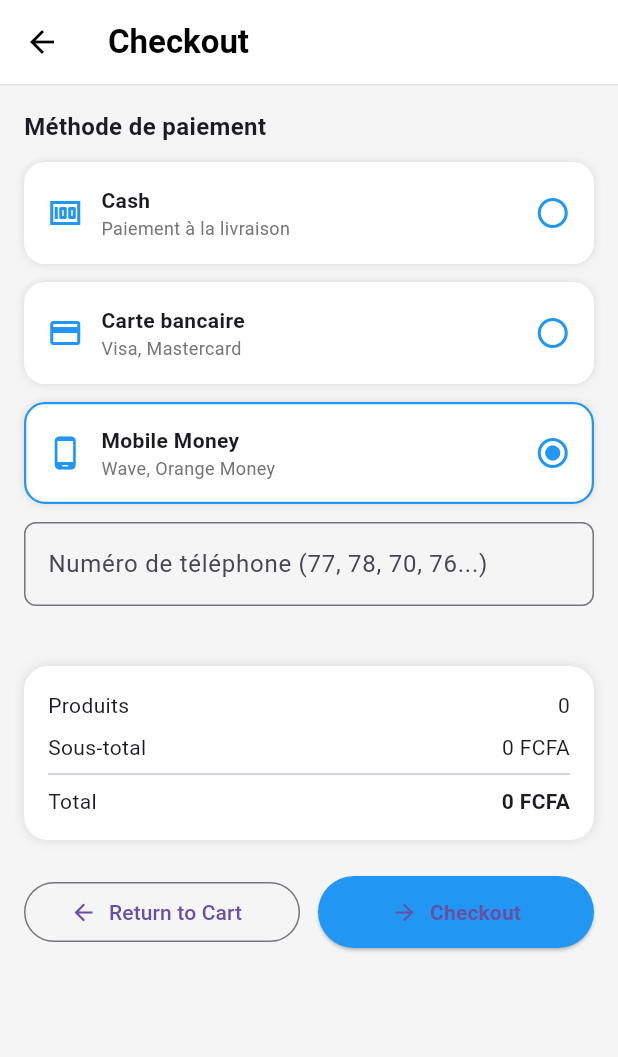
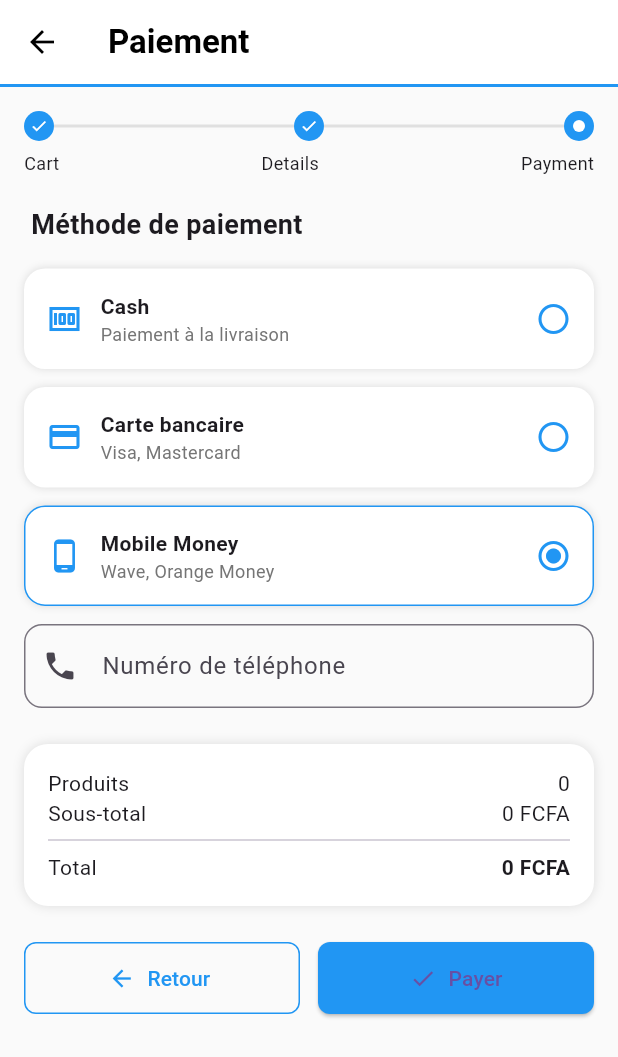
Before and after one commit to bibsbadji/appli_mobile, a Flutter app: the PaymentPage screen opened directly, after a tap on "Cash", after a tap on "Carte bancaire", after a tap on "Mobile Money", on a phone screen of 412 x 824 dp. Shown: the top 1057 px of the screen. Run offline on Flutter 3.47's test engine with Material 3 defaults, Android fonts, the phone set to English and light mode, and no system bars.

Commit message:
final commit

```diff
--- a/lib/src/ui/screens/home/home.dart
+++ b/lib/src/ui/screens/home/home.dart
@@ -286,7 +286,7 @@ class _HomeState extends State<Home> {
     return FloatingActionButton.extended(
       backgroundColor: Colors.blue,
       icon: const Icon(Icons.chat_bubble_outline, color: Colors.white),
-      label: const Text('Ask Now', style: TextStyle(color: Colors.white),),
+      label: const Text('Question?', style: TextStyle(color: Colors.white),),
       onPressed: () {},
     );
   }
--- a/lib/src/ui/screens/supply/cart_page.dart
+++ b/lib/src/ui/screens/supply/cart_page.dart
@@ -24,7 +24,7 @@ class _CartPageState extends State<CartPage> {
     return Scaffold(
       backgroundColor: Colors.grey[50],
       appBar: AppBar(
-        title: const Text('My Cart', style: TextStyle(color: Colors.black)),
+        title: const Text('Panier', style: TextStyle(color: Colors.black, fontWeight: FontWeight.bold)),
         backgroundColor: Colors.white,
         elevation: 0,
         iconTheme: const IconThemeData(color: Colors.black),
@@ -81,9 +81,9 @@ class _CartPageState extends State<CartPage> {
         const Row(
           mainAxisAlignment: MainAxisAlignment.spaceBetween,
           children: [
-            Text('Stopping Cart', style: TextStyle(fontSize: 12)),
-            Text('Checkout Details', style: TextStyle(fontSize: 12)),
-            Text('Payment', style: TextStyle(fontSize: 12)),
+            Text('Panier', style: TextStyle(fontSize: 12)),
+            Text(' Details', style: TextStyle(fontSize: 12)),
+            Text('Paiement', style: TextStyle(fontSize: 12)),
           ],
         ),
       ],
@@ -228,7 +228,7 @@ class _CartPageState extends State<CartPage> {
           child: OutlinedButton.icon(
             onPressed: () => Navigator.pop(context),
             icon: const Icon(Icons.arrow_back, color: Colors.blue),
-            label: const Text('Return to Shop',
+            label: const Text('Retour au magasin',
                 style: TextStyle(color: Colors.blue)),
             style: OutlinedButton.styleFrom(
               side: const BorderSide(color: Colors.blue),
@@ -239,13 +239,15 @@ class _CartPageState extends State<CartPage> {
             ),
           ),
         ),
+        const SizedBox(width: 12),
+
         Expanded(
           child: ElevatedButton.icon(
             onPressed: () {
               Navigator.pushNamed(context, checkout);
             },
             icon: const Icon(Icons.arrow_forward, color: Colors.white),
-            label: const Text('Continue to Checkout',
+            label: const Text('Continuer au details',
                 style: TextStyle(color: Colors.white)),
             style: ElevatedButton.styleFrom(
               backgroundColor: Colors.blue,
--- a/lib/src/ui/screens/supply/checkout_details_page.dart
+++ b/lib/src/ui/screens/supply/checkout_details_page.dart
@@ -38,7 +38,7 @@ class _CheckoutDetailsPageState extends State<CheckoutDetailsPage> {
     return Scaffold(
       backgroundColor: Colors.grey[50],
       appBar: AppBar(
-        title: const Text('Checkout', style: TextStyle(color: Colors.black)),
+        title: const Text('Détails', style: TextStyle(color: Colors.black, fontWeight: FontWeight.bold)),
         backgroundColor: Colors.white,
         elevation: 0,
         iconTheme: const IconThemeData(color: Colors.black),
@@ -58,7 +58,7 @@ class _CheckoutDetailsPageState extends State<CheckoutDetailsPage> {
                 _stepper(),
                 const SizedBox(height: 20),
                 const Text(
-                  'Checkout Details',
+                  ' Informations de livraison',
                   style: TextStyle(fontSize: 18, fontWeight: FontWeight.bold),
                 ),
                 const SizedBox(height: 16),
@@ -67,47 +67,47 @@ class _CheckoutDetailsPageState extends State<CheckoutDetailsPage> {
                 // Exemple pour tous les champs
                 TextInput(
                   controller: countryCtrl,
-                  labelText: 'Country',
+                  labelText: 'Pays/Région',
                   suffixIcon: const Icon(Icons.keyboard_arrow_down),
                   borderColor: Colors.blue, // <- couleur personnalisée
                 ),
                 const SizedBox(height: 12),
                 TextInput(
                   controller: firstNameCtrl,
-                  labelText: 'First name',
+                  labelText: 'Prénom',
                   validator: _required,
                   borderColor: Colors.blue, // <- ici aussi
                 ),
                 const SizedBox(height: 12),
                 TextInput(
                   controller: lastNameCtrl,
-                  labelText: 'Last name',
+                  labelText: 'Nom',
                   validator: _required,
                   borderColor: Colors.blue,
                 ),
                 const SizedBox(height: 12),
                 TextInput(
                   controller: addressCtrl,
-                  labelText: 'Address',
+                  labelText: 'Adresse',
                   validator: _required,
                   borderColor: Colors.blue,
                 ),
                 const SizedBox(height: 12),
                 TextInput(
                   controller: cityCtrl,
-                  labelText: 'City',
+                  labelText: 'Ville',
                   validator: _required,
                   borderColor: Colors.blue,
                 ),
                 const SizedBox(height: 12),
                 TextInput(
-                  labelText: 'Postal code',
+                  labelText: 'Code postal',
                   borderColor: Colors.blue,
                 ),
                 const SizedBox(height: 12),
                 TextInput(
                   controller: phoneCtrl,
-                  labelText: 'Phone',
+                  labelText: 'Numero de téléphone',
 
                   validator: _required,
                   borderColor: Colors.blue,
@@ -125,7 +125,7 @@ class _CheckoutDetailsPageState extends State<CheckoutDetailsPage> {
                       onChanged: (v) => setState(() => saveInfo = v ?? false),
                     ),
                     const Expanded(
-                      child: Text('Save this information for next time'),
+                      child: Text('Enregistrer ces informations pour la prochaine fois'),
                     ),
                   ],
                 ),
@@ -138,7 +138,7 @@ class _CheckoutDetailsPageState extends State<CheckoutDetailsPage> {
                       child: OutlinedButton.icon(
                         onPressed: () => Navigator.pop(context),
                         icon: const Icon(Icons.arrow_back, color: Colors.blue),
-                        label: const Text('Return to Cart', style: TextStyle(color: Colors.blue)),
+                        label: const Text('Retour au panier', style: TextStyle(color: Colors.blue)),
                         style: OutlinedButton.styleFrom(
                           side: const BorderSide(color: Colors.blue),
                           padding: const EdgeInsets.symmetric(vertical: 14),
@@ -155,7 +155,7 @@ class _CheckoutDetailsPageState extends State<CheckoutDetailsPage> {
                           }
                         },
                         icon: const Icon(Icons.arrow_forward, color: Colors.white),
-                        label: const Text('Continue to Payment', style: TextStyle(color: Colors.white)),
+                        label: const Text('Continuer au paiement', style: TextStyle(color: Colors.white)),
                         style: ElevatedButton.styleFrom(
                           backgroundColor: Colors.blue,
                           padding: const EdgeInsets.symmetric(vertical: 14),
@@ -176,7 +176,7 @@ class _CheckoutDetailsPageState extends State<CheckoutDetailsPage> {
   // ================= HELPERS =================
   static String? _required(String? value) {
     if (value == null || value.trim().isEmpty) {
-      return 'This field is required';
+      return 'Ce champ est requis';
     }
     return null;
   }
@@ -198,9 +198,9 @@ class _CheckoutDetailsPageState extends State<CheckoutDetailsPage> {
         const Row(
           mainAxisAlignment: MainAxisAlignment.spaceBetween,
           children: [
-            Text('Shopping Cart', style: TextStyle(fontSize: 12)),
-            Text('Checkout Details', style: TextStyle(fontSize: 12)),
-            Text('Payment', style: TextStyle(fontSize: 12)),
+            Text('Panier', style: TextStyle(fontSize: 12)),
+            Text(' Details', style: TextStyle(fontSize: 12)),
+            Text('Paiement', style: TextStyle(fontSize: 12)),
           ],
         ),
       ],
--- a/lib/src/ui/screens/supply/payment_page.dart
+++ b/lib/src/ui/screens/supply/payment_page.dart
@@ -1,5 +1,5 @@
 import 'package:flutter/material.dart';
-import '../supply/supply.dart'; // CartData, CartItem, Product
+import '../supply/supply.dart';
 
 enum PaymentMethod { cash, card, mobile }
 
@@ -13,7 +13,6 @@ class PaymentPage extends StatefulWidget {
 class _PaymentPageState extends State<PaymentPage> {
   PaymentMethod? selectedMethod;
 
-  // Controllers
   final _cardFormKey = GlobalKey<FormState>();
   final _cardNameCtrl = TextEditingController();
   final _cardNumberCtrl = TextEditingController();
@@ -35,60 +34,61 @@ class _PaymentPageState extends State<PaymentPage> {
     super.dispose();
   }
 
-  // ================= TOTAL =================
-  int get subtotal {
-    return CartData.items.fold(
-      0,
-      (sum, item) => sum + item.product.price * item.quantity,
-    );
-  }
+  int get subtotal =>
+      CartData.items.fold(0, (s, i) => s + i.product.price * i.quantity);
 
   int get total => subtotal - (subtotal * discount ~/ 100);
 
-  String get paymentLabel {
-    switch (selectedMethod) {
-      case PaymentMethod.cash:
-        return 'Cash';
-      case PaymentMethod.card:
-        return 'Carte bancaire';
-      case PaymentMethod.mobile:
-        return 'Mobile Money';
-      default:
-        return '';
-    }
-  }
-
   @override
   Widget build(BuildContext context) {
+    final primary = Colors.blue;
+
     return Scaffold(
-
-      backgroundColor: Colors.grey[100],
-      appBar: _appBar(),
+      backgroundColor: Colors.grey[50],
+      appBar: AppBar(
+        backgroundColor: Colors.white,
+        elevation: 0,
+        title: const Text(
+          'Paiement',
+          style: TextStyle(color: Colors.black, fontWeight: FontWeight.bold),
+        ),
+        iconTheme: const IconThemeData(color: Colors.black),
+        bottom: PreferredSize(
+          preferredSize: const Size.fromHeight(2),
+          child: Container(height: 2, color: primary),
+        ),
+      ),
       body: SafeArea(
         child: SingleChildScrollView(
           padding: const EdgeInsets.all(16),
           child: Column(
             crossAxisAlignment: CrossAxisAlignment.start,
             children: [
+              _stepper(primary),
+              const SizedBox(height: 20),
+
               const Text(
-                'Méthode de paiement',
-                style: TextStyle(fontSize: 16, fontWeight: FontWeight.bold),
+                ' Méthode de paiement',
+                style: TextStyle(fontSize: 18, fontWeight: FontWeight.bold),
               ),
-              const SizedBox(height: 12),
+              const SizedBox(height: 16),
 
               _paymentMethod(
+                primary,
                 icon: Icons.money,
                 title: 'Cash',
                 subtitle: 'Paiement à la livraison',
                 value: PaymentMethod.cash,
               ),
               _paymentMethod(
+                primary,
                 icon: Icons.credit_card,
                 title: 'Carte bancaire',
                 subtitle: 'Visa, Mastercard',
                 value: PaymentMethod.card,
               ),
               _paymentMethod(
+                primary,
                 icon: Icons.phone_android,
                 title: 'Mobile Money',
                 subtitle: 'Wave, Orange Money',
@@ -96,41 +96,39 @@ class _PaymentPageState extends State<PaymentPage> {
               ),
 
               if (selectedMethod == PaymentMethod.mobile)
-                _textField(
-                  _phoneCtrl,
-                  'Numéro de téléphone (77, 78, 70, 76...)',
-                  TextInputType.phone,
-                ),
-              const SizedBox(height: 16),
-              if (selectedMethod == PaymentMethod.card) _cardForm(),
+                _input(_phoneCtrl, 'Numéro de téléphone', Icons.phone),
+
+              if (selectedMethod == PaymentMethod.card) _cardForm(primary),
 
               const SizedBox(height: 24),
-              _summaryCard(),
+              _summary(primary),
+
               const SizedBox(height: 24),
-
               Row(
                 children: [
                   Expanded(
                     child: OutlinedButton.icon(
                       onPressed: () => Navigator.pop(context),
-                      icon: const Icon(Icons.arrow_back),
-                      label: const Text('Return to Cart'),
+                      icon: const Icon(Icons.arrow_back, color: Colors.blue),
+                      label: const Text('Retour ', style: TextStyle(color: Colors.blue)),
+                      style: OutlinedButton.styleFrom(
+                        side: const BorderSide(color: Colors.blue),
+                        padding: const EdgeInsets.symmetric(vertical: 14),
+                        shape: RoundedRectangleBorder(borderRadius: BorderRadius.circular(8)),
+                      ),
                     ),
                   ),
                   const SizedBox(width: 12),
                   Expanded(
                     child: ElevatedButton.icon(
-                      onPressed: selectedMethod == null
-                          ? null
-                          : _validateAndPay,
-                      icon: const Icon(Icons.arrow_forward),
-                      label: const Text(
-                        'Checkout',
-                        style: TextStyle(fontWeight: FontWeight.bold),
-                      ),
+                      onPressed:
+                      selectedMethod == null ? null : _validateAndPay,
+                      icon: const Icon(Icons.check),
+                      label: const Text('Payer'),
                       style: ElevatedButton.styleFrom(
                         backgroundColor: Colors.blue,
                         padding: const EdgeInsets.symmetric(vertical: 14),
+                        shape: RoundedRectangleBorder(borderRadius: BorderRadius.circular(8)),
                       ),
                     ),
                   ),
@@ -143,83 +141,87 @@ class _PaymentPageState extends State<PaymentPage> {
     );
   }
 
-  // ================= APPBAR =================
-  AppBar _appBar() => AppBar(
-    title: const Text(
-      'Checkout',
-      style: TextStyle(color: Colors.black, fontWeight: FontWeight.bold),
-    ),
-    backgroundColor: Colors.white,
-    elevation: 0,
-    iconTheme: const IconThemeData(color: Colors.black),
-    bottom: PreferredSize(
-      preferredSize: const Size.fromHeight(1),
-      child: Container(height: 1, color: Colors.grey[300]),
-    ),
-  );
-
-  // ================= CARD FORM =================
-  Widget _cardForm() {
-    return Padding(
-      padding: const EdgeInsets.symmetric(vertical: 16),
-      child: Form(
-        key: _cardFormKey,
-        child: Column(
+  // ================= STEPPER =================
+  Widget _stepper(Color primary) {
+    return Column(
       children: [
-            _textField(_cardNameCtrl, 'Nom sur la carte', TextInputType.text),
-            const SizedBox(height: 12),
-
-            _textField(
-              _cardNumberCtrl,
-              'Numéro de carte',
-              TextInputType.number,
-              minLength: 16,
-            ),
-            const SizedBox(height: 12),
-
         Row(
           children: [
+            _circle(primary, done: true),
+            _line(),
+            _circle(primary, done: true),
+            _line(),
+            _circle(primary, active: true),
+          ],
+        ),
+        const SizedBox(height: 6),
+        const Row(
+          mainAxisAlignment: MainAxisAlignment.spaceBetween,
+          children: [
+            Text('Cart', style: TextStyle(fontSize: 12)),
+            Text('Details', style: TextStyle(fontSize: 12)),
+            Text('Payment', style: TextStyle(fontSize: 12)),
+          ],
+        ),
+      ],
+    );
+  }
+
+  Widget _circle(Color primary, {bool active = false, bool done = false}) {
+    return CircleAvatar(
+      radius: 10,
+      backgroundColor: active || done ? primary : Colors.grey.shade300,
+      child: done
+          ? const Icon(Icons.check, size: 12, color: Colors.white)
+          : active
+          ? const CircleAvatar(radius: 4, backgroundColor: Colors.white)
+          : null,
+    );
+  }
+
+  Widget _line() =>
+      Expanded(child: Container(height: 2, color: Colors.grey.shade300));
+
+  // ================= PAYMENT METHOD =================
+  Widget _paymentMethod(
+      Color primary, {
+        required IconData icon,
+        required String title,
+        required String subtitle,
+        required PaymentMethod value,
+      }) {
+    final selected = selectedMethod == value;
+
+    return GestureDetector(
+      onTap: () => setState(() => selectedMethod = value),
+      child: Container(
+        margin: const EdgeInsets.only(bottom: 12),
+        padding: const EdgeInsets.all(14),
+        decoration: BoxDecoration(
+          color: Colors.white,
+          borderRadius: BorderRadius.circular(14),
+          border: Border.all(color: selected ? primary : Colors.transparent),
+          boxShadow: const [BoxShadow(color: Colors.black12, blurRadius: 4)],
+        ),
+        child: Row(
+          children: [
+            Icon(icon, color: primary),
+            const SizedBox(width: 12),
             Expanded(
-                  child: _textField(
-                    _expiryCtrl,
-                    'MM/AA',
-                    TextInputType.datetime,
-                    minLength: 4,
+              child: Column(
+                crossAxisAlignment: CrossAxisAlignment.start,
+                children: [
+                  Text(title, style: const TextStyle(fontWeight: FontWeight.bold)),
+                  Text(subtitle,
+                      style: TextStyle(color: Colors.grey[600], fontSize: 12)),
+                ],
               ),
             ),
-                const SizedBox(width: 12),
-                Expanded(
-                  child: _textField(
-                    _cvvCtrl,
-                    'CVV',
-                    TextInputType.number,
-                    minLength: 3,
-                  ),
-                ),
-              ],
-            ),
-
-            const SizedBox(height: 12),
-
-            Row(
-              children: [
-                Expanded(
-                  child: _textField(
-                    _discountCtrl,
-                    'Discount Code',
-                    TextInputType.text,
-                    minLength: 3,
-                  ),
-                ),
-                const SizedBox(width: 12),
-                SizedBox(
-                  height: 48,
-                  child: ElevatedButton(
-                    onPressed: _applyDiscount,
-                    child: const Text('Apply'),
-                  ),
-                ),
-              ],
+            Icon(
+              selected
+                  ? Icons.radio_button_checked
+                  : Icons.radio_button_off,
+              color: primary,
             ),
           ],
         ),
@@ -227,8 +229,52 @@ class _PaymentPageState extends State<PaymentPage> {
     );
   }
 
+  // ================= CARD FORM =================
+  Widget _cardForm(Color primary) {
+    return Column(
+      children: [
+        _input(_cardNameCtrl, 'Nom sur la carte', Icons.person),
+        const SizedBox(height: 12),
+        _input(_cardNumberCtrl, 'Numéro de carte', Icons.credit_card),
+        const SizedBox(height: 12),
+        Row(
+          children: [
+            Expanded(child: _input(_expiryCtrl, 'MM/AA', Icons.date_range)),
+            const SizedBox(width: 12),
+            Expanded(child: _input(_cvvCtrl, 'CVV', Icons.lock)),
+          ],
+        ),
+        const SizedBox(height: 12),
+        Row(
+          children: [
+            Expanded(child: _input(_discountCtrl, 'Code promo', Icons.discount)),
+            const SizedBox(width: 12),
+            ElevatedButton(
+              onPressed: _applyDiscount,
+              style: ElevatedButton.styleFrom(backgroundColor: primary),
+              child: const Text('Apply'),
+            ),
+          ],
+        ),
+      ],
+    );
+  }
+
+  // ================= INPUT =================
+  Widget _input(
+      TextEditingController ctrl, String label, IconData icon) {
+    return TextFormField(
+      controller: ctrl,
+      decoration: InputDecoration(
+        labelText: label,
+        prefixIcon: Icon(icon),
+        border: OutlineInputBorder(borderRadius: BorderRadius.circular(12)),
+      ),
+    );
+  }
+
   // ================= SUMMARY =================
-  Widget _summaryCard() {
+  Widget _summary(Color primary) {
     return Container(
       padding: const EdgeInsets.all(16),
       decoration: BoxDecoration(
@@ -238,84 +284,43 @@ class _PaymentPageState extends State<PaymentPage> {
       ),
       child: Column(
         children: [
-          _SummaryRow('Produits', CartData.items.length.toString()),
-          const SizedBox(height: 8),
-          _SummaryRow('Sous-total', '$subtotal FCFA'),
-          if (discount > 0) _SummaryRow('Réduction', '-$discount%'),
+          _row('Produits', CartData.items.length.toString()),
+          _row('Sous-total', '$subtotal FCFA'),
+          if (discount > 0) _row('Réduction', '-$discount%'),
           const Divider(),
-          _SummaryRow('Total', '$total FCFA', bold: true),
+          _row('Total', '$total FCFA', bold: true),
         ],
       ),
     );
   }
 
-  // ================= PAYMENT METHOD =================
-  Widget _paymentMethod({
-    required IconData icon,
-    required String title,
-    required String subtitle,
-    required PaymentMethod value,
-  }) {
-    final isSelected = selectedMethod == value;
-
-    return GestureDetector(
-      onTap: () => setState(() => selectedMethod = value),
-      child: Container(
-        margin: const EdgeInsets.only(bottom: 12),
-        padding: const EdgeInsets.all(14),
-        decoration: BoxDecoration(
-          color: Colors.white,
-          borderRadius: BorderRadius.circular(14),
-          border: Border.all(
-            color: isSelected ? Colors.blue : Colors.transparent,
-            width: 1.5,
-          ),
-          boxShadow: const [BoxShadow(color: Colors.black12, blurRadius: 4)],
-        ),
-        child: Row(
+  Widget _row(String l, String v, {bool bold = false}) {
+    return Row(
+      mainAxisAlignment: MainAxisAlignment.spaceBetween,
       children: [
-            Icon(icon, color: Colors.blue),
-            const SizedBox(width: 12),
-            Expanded(
-              child: Column(
-                crossAxisAlignment: CrossAxisAlignment.start,
-                children: [
-                  Text(
-                    title,
-                    style: const TextStyle(fontWeight: FontWeight.bold),
-                  ),
-                  Text(
-                    subtitle,
-                    style: TextStyle(color: Colors.grey[600], fontSize: 12),
-                  ),
+        Text(l),
+        Text(v,
+            style: TextStyle(fontWeight: bold ? FontWeight.bold : null)),
       ],
-              ),
-            ),
-            Icon(
-              isSelected ? Icons.radio_button_checked : Icons.radio_button_off,
-              color: Colors.blue,
-            ),
-          ],
-        ),
-      ),
     );
   }
 
-  // ================= VALIDATION =================
-  void _validateAndPay() {
-    if (selectedMethod == PaymentMethod.card &&
-        !_cardFormKey.currentState!.validate()) {
-      ScaffoldMessenger.of(
-        context,
-      ).showSnackBar(const SnackBar(content: Text('Carte invalide')));
-      return;
+  // ================= ACTIONS =================
+  void _applyDiscount() {
+    if (_discountCtrl.text.trim().toUpperCase() == 'PROMO10') {
+      setState(() => discount = 10);
+      ScaffoldMessenger.of(context).showSnackBar(
+        const SnackBar(content: Text('Réduction -10% appliquée')),
+      );
+    }
   }
 
+  void _validateAndPay() {
     showDialog(
       context: context,
       builder: (_) => AlertDialog(
         title: const Text('Paiement réussi'),
-        content: Text('Total payé: $total FCFA\nMéthode: $paymentLabel'),
+        content: Text('Total payé : $total FCFA'),
         actions: [
           TextButton(
             onPressed: () => Navigator.pop(context),
@@ -325,63 +330,4 @@ class _PaymentPageState extends State<PaymentPage> {
       ),
     );
   }
-
-  // ================= DISCOUNT =================
-  void _applyDiscount() {
-    if (_discountCtrl.text.trim().toUpperCase() == 'PROMO10') {
-      setState(() => discount = 10);
-      ScaffoldMessenger.of(context).showSnackBar(
-        const SnackBar(content: Text('🎉 Réduction -10% appliquée')),
-      );
-    } else {
-      ScaffoldMessenger.of(
-        context,
-      ).showSnackBar(const SnackBar(content: Text('Code promo invalide')));
 }
-  }
-
-  // ================= TEXT FIELD =================
-  Widget _textField(
-    TextEditingController ctrl,
-    String label,
-    TextInputType type, {
-    int minLength = 1,
-  }) {
-    return TextFormField(
-      controller: ctrl,
-      keyboardType: type,
-      decoration: InputDecoration(
-        labelText: label,
-        border: OutlineInputBorder(borderRadius: BorderRadius.circular(8)),
-      ),
-      validator: (v) {
-        if (v == null || v.trim().isEmpty) return 'Champ requis';
-        if (v.length < minLength) return 'Format invalide';
-        return null;
-      },
-    );
-  }
-}
-
-// ================= SUMMARY ROW =================
-class _SummaryRow extends StatelessWidget {
-  final String label;
-  final String value;
-  final bool bold;
-
-  const _SummaryRow(this.label, this.value, {this.bold = false});
-
-  @override
-  Widget build(BuildContext context) {
-    return Row(
-      mainAxisAlignment: MainAxisAlignment.spaceBetween,
-      children: [
-        Text(label),
-        Text(
-          value,
-          style: TextStyle(fontWeight: bold ? FontWeight.bold : null),
-        ),
-      ],
-    );
-  }
-}
```
Lines whose indentation alone changed are shown as unchanged.
